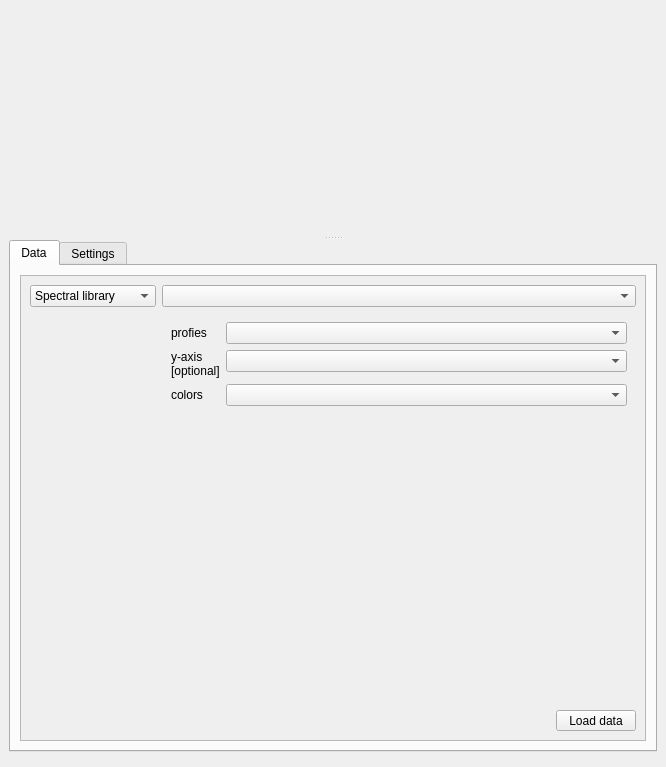
Qt form enmapbox/coreapps/spectralsurfaceplottingapp/spectralsurfaceplottingwindow.ui (EnMAP-Box/enmap-box) before a commit.
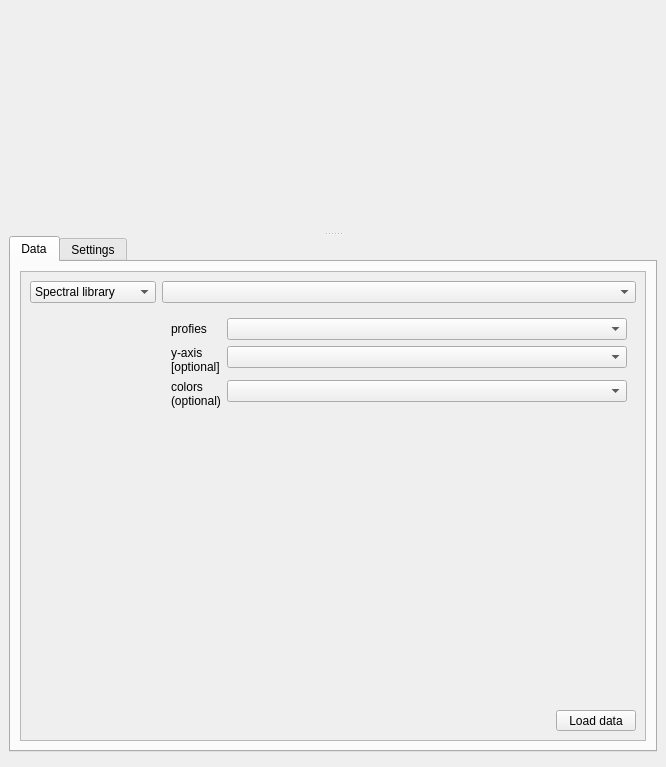
The same form after that commit. Custom widgets are drawn as their Qt base class.

```diff
--- a/enmapbox/coreapps/spectralsurfaceplottingapp/spectralsurfaceplottingwindow.ui
+++ b/enmapbox/coreapps/spectralsurfaceplottingapp/spectralsurfaceplottingwindow.ui
@@ -200,7 +200,8 @@
                         </sizepolicy>
                        </property>
                        <property name="text">
-                        <string>colors</string>
+                        <string>colors
+(optional)</string>
                        </property>
                       </widget>
                      </item>
```
Left out of the diff: 31 changed lines with no effect on the pictures.
